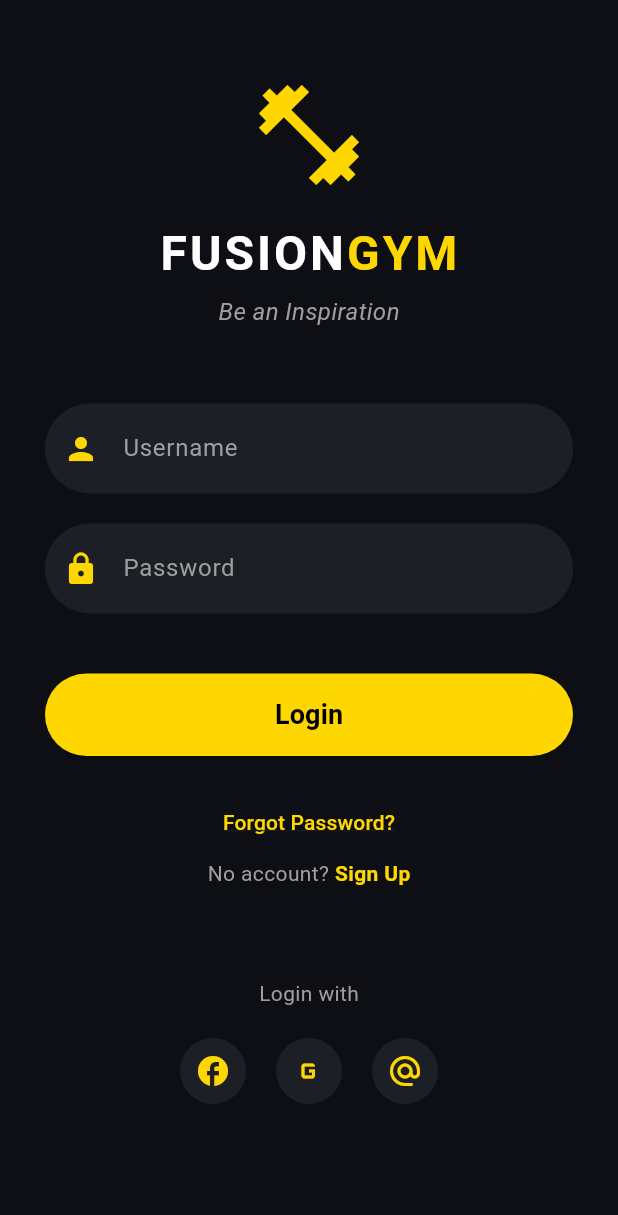
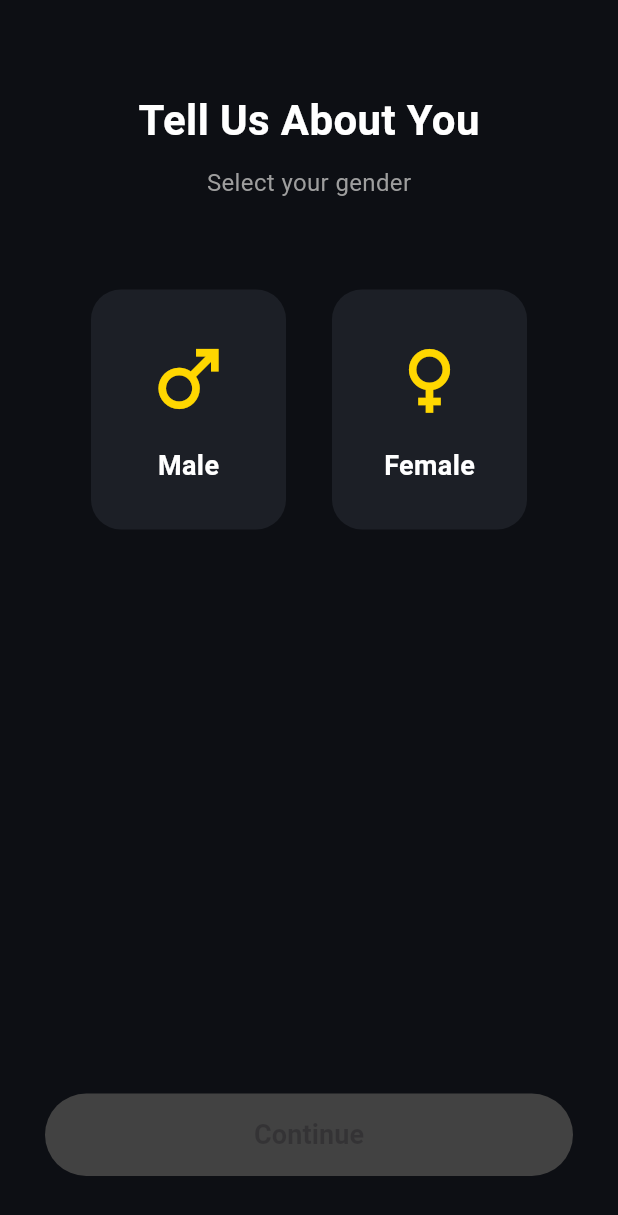
Before and after one commit to hafsaahmed3192-eng/gym_management, a Flutter app: the LoginScreen screen opened directly, after a tap on "Login", on a phone screen of 412 x 824 dp. Shown: the top 1215 px of the screen. Run offline on Flutter 3.47's test engine with Material 3 defaults, Android fonts, the phone set to English and light mode, and no system bars.

```diff
--- a/lib/model/OnboardData.dart
+++ b/lib/model/OnboardData.dart
@@ -1,11 +1,11 @@
 import 'package:flutter/material.dart';
 
-class OnboardData {
+class OnboardModel {
   final String image;
   final String text;
   final IconData icon;
 
-  OnboardData({
+  OnboardModel({
     required this.image,
     required this.text,
     required this.icon,
--- /dev/null
+++ b/lib/screens/gender_selection_screen.dart
@@ -0,0 +1,189 @@
+import 'package:flutter/material.dart';
+
+class GenderSelectionScreen extends StatefulWidget {
+  const GenderSelectionScreen({super.key});
+
+  @override
+  State<GenderSelectionScreen> createState() =>
+      _GenderSelectionScreenState();
+}
+
+class _GenderSelectionScreenState
+    extends State<GenderSelectionScreen> {
+  String? selectedGender;
+
+  @override
+  Widget build(BuildContext context) {
+    return Scaffold(
+      backgroundColor: const Color(0xFF0D0F14),
+      body: SafeArea(
+        child: Padding(
+          padding:
+          const EdgeInsets.symmetric(horizontal: 30),
+          child: Column(
+            children: [
+              const SizedBox(height: 60),
+
+              //////////////////////////////////////////////////////
+              /// TITLE
+              //////////////////////////////////////////////////////
+
+              const Text(
+                "Tell Us About You",
+                style: TextStyle(
+                  color: Colors.white,
+                  fontSize: 28,
+                  fontWeight: FontWeight.bold,
+                ),
+              ),
+
+              const SizedBox(height: 10),
+
+              const Text(
+                "Select your gender",
+                style: TextStyle(
+                  color: Colors.grey,
+                  fontSize: 16,
+                ),
+              ),
+
+              const SizedBox(height: 60),
+
+              //////////////////////////////////////////////////////
+              /// GENDER OPTIONS
+              //////////////////////////////////////////////////////
+
+              Row(
+                mainAxisAlignment:
+                MainAxisAlignment.spaceEvenly,
+                children: [
+                  _buildGenderCard(
+                    gender: "Male",
+                    icon: Icons.male,
+                  ),
+                  _buildGenderCard(
+                    gender: "Female",
+                    icon: Icons.female,
+                  ),
+                ],
+              ),
+
+              const Spacer(),
+
+              //////////////////////////////////////////////////////
+              /// CONTINUE BUTTON
+              //////////////////////////////////////////////////////
+
+              SizedBox(
+                width: double.infinity,
+                height: 55,
+                child: ElevatedButton(
+                  onPressed: selectedGender == null
+                      ? null
+                      : () {
+                    ScaffoldMessenger.of(
+                        context)
+                        .showSnackBar(
+                      SnackBar(
+                        content: Text(
+                            "Selected: $selectedGender"),
+                      ),
+                    );
+                  },
+                  style: ElevatedButton.styleFrom(
+                    backgroundColor:
+                    const Color(0xFFFFD700),
+                    foregroundColor:
+                    Colors.black,
+                    disabledBackgroundColor:
+                    Colors.grey.shade800,
+                    shape:
+                    RoundedRectangleBorder(
+                      borderRadius:
+                      BorderRadius.circular(
+                          30),
+                    ),
+                  ),
+                  child: const Text(
+                    "Continue",
+                    style: TextStyle(
+                      fontSize: 18,
+                      fontWeight:
+                      FontWeight.bold,
+                    ),
+                  ),
+                ),
+              ),
+
+              const SizedBox(height: 40),
+            ],
+          ),
+        ),
+      ),
+    );
+  }
+
+  //////////////////////////////////////////////////////
+  /// GENDER CARD
+  //////////////////////////////////////////////////////
+
+  Widget _buildGenderCard({
+    required String gender,
+    required IconData icon,
+  }) {
+    final bool isSelected =
+        selectedGender == gender;
+
+    return GestureDetector(
+      onTap: () {
+        setState(() {
+          selectedGender = gender;
+        });
+      },
+      child: AnimatedContainer(
+        duration:
+        const Duration(milliseconds: 200),
+        width: 130,
+        height: 160,
+        decoration: BoxDecoration(
+          color: isSelected
+              ? const Color(0xFFFFD700)
+              : const Color(0xFF1C1F26),
+          borderRadius:
+          BorderRadius.circular(20),
+          border: Border.all(
+            color: isSelected
+                ? const Color(0xFFFFD700)
+                : Colors.transparent,
+            width: 2,
+          ),
+        ),
+        child: Column(
+          mainAxisAlignment:
+          MainAxisAlignment.center,
+          children: [
+            Icon(
+              icon,
+              size: 60,
+              color: isSelected
+                  ? Colors.black
+                  : const Color(0xFFFFD700),
+            ),
+            const SizedBox(height: 15),
+            Text(
+              gender,
+              style: TextStyle(
+                color: isSelected
+                    ? Colors.black
+                    : Colors.white,
+                fontSize: 18,
+                fontWeight:
+                FontWeight.bold,
+              ),
+            ),
+          ],
+        ),
+      ),
+    );
+  }
+}
--- a/lib/screens/login_screen.dart
+++ b/lib/screens/login_screen.dart
@@ -1,6 +1,7 @@
 import 'package:flutter/material.dart';
 import 'signup_screen.dart';
 import 'forget_password.dart';
+import 'gender_selection_screen.dart';
 
 class LoginScreen extends StatelessWidget {
   const LoginScreen({super.key});
@@ -103,7 +104,14 @@ class LoginScreen extends StatelessWidget {
                   width: double.infinity,
                   height: 55,
                   child: ElevatedButton(
-                    onPressed: () {},
+                    onPressed: () {
+                      Navigator.pushReplacement(
+                        context,
+                        MaterialPageRoute(
+                          builder: (context) => const GenderSelectionScreen(),
+                        ),
+                      );
+                    },
                     style: ElevatedButton.styleFrom(
                       backgroundColor: const Color(0xFFFFD700),
                       foregroundColor: Colors.black,
--- a/lib/screens/onboarding_screen.dart
+++ b/lib/screens/onboarding_screen.dart
@@ -1,22 +1,10 @@
 import 'package:flutter/material.dart';
 
+import '../model/OnboardData.dart';
 import 'login_screen.dart';
 
-////////////////////////////////////////////////////////////
-/// MODEL CLASS
-////////////////////////////////////////////////////////////
 
-class OnboardModel {
-  final String image;
-  final String text;
-  final IconData icon;
 
-  OnboardModel({
-    required this.image,
-    required this.text,
-    required this.icon,
-  });
-}
 
 ////////////////////////////////////////////////////////////
 /// ONBOARDING SCREEN
--- a/lib/screens/signup_screen.dart
+++ b/lib/screens/signup_screen.dart
@@ -1,4 +1,5 @@
 import 'package:flutter/material.dart';
+import 'gender_selection_screen.dart';
 
 class SignUpScreen extends StatefulWidget {
   const SignUpScreen({super.key});
@@ -237,9 +238,10 @@ class _SignUpScreenState extends State<SignUpScreen> {
                   child: ElevatedButton(
                     onPressed: () {
                       if (_formKey.currentState!.validate()) {
-                        ScaffoldMessenger.of(context).showSnackBar(
-                          const SnackBar(
-                            content: Text("Account Created Successfully!"),
+                        Navigator.pushReplacement(
+                          context,
+                          MaterialPageRoute(
+                            builder: (context) => const GenderSelectionScreen(),
                           ),
                         );
                       }
```
